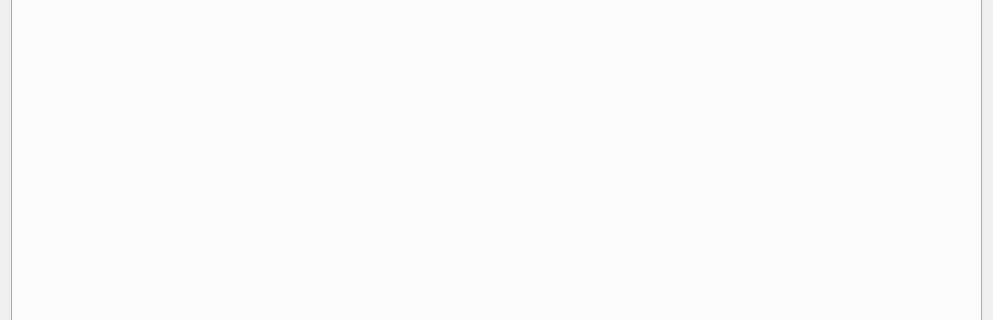
MarynychViktor/qt_market, file ui/MarketManagementContent.ui: the form before one commit; both pictures show x 0 to 993 and y 235 to 555 of the 993 by 766 pixel window.
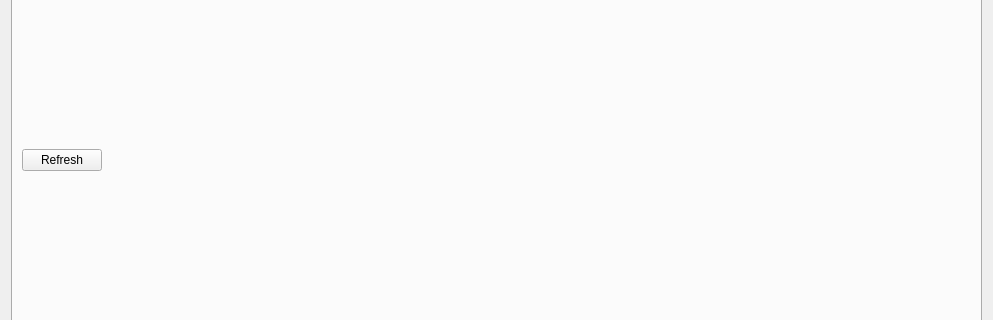
The form after the commit. The open tabs and pages were chosen to show the change.

Commit message: Added orders services

What changed in the file:
```diff
--- a/ui/MarketManagementContent.ui
+++ b/ui/MarketManagementContent.ui
@@ -25,7 +25,35 @@
       </attribute>
       <layout class="QHBoxLayout" name="ordersLayout">
        <item>
-        <layout class="QVBoxLayout" name="ordersContent"/>
+        <layout class="QVBoxLayout" name="ordersWrapper" stretch="1,25">
+         <item>
+          <layout class="QHBoxLayout" name="ordersHeader">
+           <item>
+            <widget class="QPushButton" name="ordersRefresh">
+             <property name="text">
+              <string>Refresh</string>
+             </property>
+            </widget>
+           </item>
+           <item>
+            <spacer name="horizontalSpacer_2">
+             <property name="orientation">
+              <enum>Qt::Horizontal</enum>
+             </property>
+             <property name="sizeHint" stdset="0">
+              <size>
+               <width>40</width>
+               <height>20</height>
+              </size>
+             </property>
+            </spacer>
+           </item>
+          </layout>
+         </item>
+         <item>
+          <layout class="QVBoxLayout" name="ordersContent"/>
+         </item>
+        </layout>
        </item>
       </layout>
      </widget>
```
Left out of the diff: 4 changed lines with no effect on the pictures. The commit also changes 71 other files.
